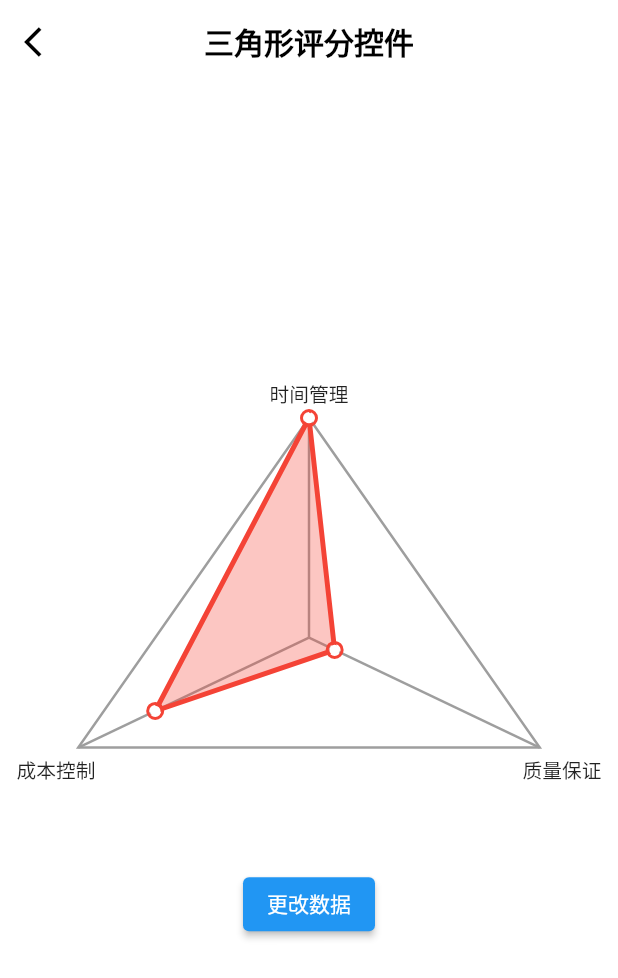
After one commit to yixiaolunhui/flutter_xy, a Flutter app: the RatingPage screen opened directly, after a tap on "更改数据", on a phone screen of 412 x 824 dp. The commit adds this screen. Shown: the top 978 px of the screen. Run offline on Flutter 3.47's test engine with Material 2 defaults, Android fonts, the phone set to English and light mode, and no system bars; our stand-ins replace built_collection, flutter_screenutil, logger.

Commit message:
*新增三角形指标评分效果

```diff
--- a/lib/application.dart
+++ b/lib/application.dart
@@ -1,4 +1,5 @@
 import 'package:flutter/cupertino.dart';
+import 'package:flutter_screenutil/flutter_screenutil.dart';
 import 'package:flutter_xy/utils/system_bar_utils.dart';
 import 'package:flutter_xy/xydemo/lifecycle/core/page_state.dart';
 
--- a/lib/config/xy_data_config.dart
+++ b/lib/config/xy_data_config.dart
@@ -7,6 +7,7 @@ import 'package:flutter_xy/xydemo/code/code_page.dart';
 import 'package:flutter_xy/xydemo/drawingboard/drawing_page.dart';
 import 'package:flutter_xy/xydemo/emoji/emoji_anim_page.dart';
 import 'package:flutter_xy/xydemo/loading/loading_page.dart';
+import 'package:flutter_xy/xydemo/rating/rating_page.dart';
 import 'package:flutter_xy/xydemo/ruler/ruler_page.dart';
 import 'package:flutter_xy/xydemo/ruler/semi_circle_ruler_page.dart';
 import 'package:flutter_xy/xydemo/scan/scan_line_page.dart';
@@ -203,6 +204,17 @@ class UIGroupDataConfig {
         ));
       },
     ));
+    children.add(UIGroupInfo(
+      groupName: "三角形评分控件",
+      desc: "三角形评分控件",
+      onClick: (BuildContext context) {
+        Navigator.push(context, MaterialPageRoute(
+          builder: (BuildContext context) {
+            return const RatingPage();
+          },
+        ));
+      },
+    ));
 
     return UIGroupInfo(
         groupName: "自定义Widget", children: children, isExpand: false);
--- a/lib/home.dart
+++ b/lib/home.dart
@@ -1,4 +1,5 @@
 import 'package:flutter/material.dart';
+import 'package:flutter_screenutil/flutter_screenutil.dart';
 import 'package:flutter_xy/config/xy_data_config.dart';
 import 'package:flutter_xy/config/xy_info.dart';
 
@@ -18,6 +19,7 @@ class HomePage extends StatefulWidget {
 class HomeState extends State<HomePage> {
   @override
   Widget build(BuildContext context) {
+    ScreenUtil.init(context, designSize: const Size(375, 812));
     App.get().context = context;
     return Scaffold(
       backgroundColor: const Color(0xffF5F6F9),
--- /dev/null
+++ b/lib/xydemo/rating/rating_anim_widget.dart
@@ -0,0 +1,202 @@
+import 'package:flutter/material.dart';
+
+/// 三角形等级评分的控件
+class TriangleRatingAnimView extends StatefulWidget {
+  final double width; // 控件宽度
+  final double height; // 控件高度
+  final int maxRating; // 最大评分
+  final int upRating; // 上顶点评分
+  final int leftRating; // 左顶点评分
+  final int rightRating; // 右顶点评分
+  final Color strokeColor; // 三角形边框颜色
+  final double strokeWidth; // 三角形边框宽度
+  final Color ratingStrokeColor; // 评分三角形边框颜色
+  final double ratingStrokeWidth; // 评分三角形边框宽度
+
+  const TriangleRatingAnimView({
+    Key? key,
+    required this.width,
+    required this.height,
+    this.maxRating = 5,
+    this.upRating = 0,
+    this.leftRating = 0,
+    this.rightRating = 0,
+    this.strokeColor = Colors.grey,
+    this.strokeWidth = 1,
+    this.ratingStrokeColor = Colors.red,
+    this.ratingStrokeWidth = 2,
+  }) : super(key: key);
+
+  @override
+  TriangleRatingAnimViewState createState() => TriangleRatingAnimViewState();
+}
+
+class TriangleRatingAnimViewState extends State<TriangleRatingAnimView>
+    with SingleTickerProviderStateMixin {
+  late AnimationController _controller;
+  late Animation<double> _animation;
+
+  @override
+  void initState() {
+    super.initState();
+    _controller = AnimationController(
+      vsync: this,
+      duration: const Duration(milliseconds: 300),
+    );
+    _animation = CurvedAnimation(
+      parent: _controller,
+      curve: Curves.easeInOut,
+    );
+    _startAnimations();
+  }
+
+  @override
+  void didUpdateWidget(TriangleRatingAnimView oldWidget) {
+    super.didUpdateWidget(oldWidget);
+    if (oldWidget.upRating != widget.upRating ||
+        oldWidget.leftRating != widget.leftRating ||
+        oldWidget.rightRating != widget.rightRating) {
+      _startAnimations();
+    }
+  }
+
+  void _startAnimations() {
+    _controller.reset();
+    _controller.forward();
+  }
+
+  @override
+  void dispose() {
+    _controller.dispose();
+    super.dispose();
+  }
+
+  @override
+  Widget build(BuildContext context) {
+    return AnimatedBuilder(
+      animation: _animation,
+      builder: (context, child) {
+        return CustomPaint(
+          size: Size(widget.width, widget.height),
+          painter: TrianglePainter(
+            upRating: (widget.upRating * _animation.value).toInt(),
+            rightRating: (widget.rightRating * _animation.value).toInt(),
+            leftRating: (widget.leftRating * _animation.value).toInt(),
+            strokeWidth: widget.strokeWidth,
+            ratingStrokeWidth: widget.ratingStrokeWidth,
+            strokeColor: widget.strokeColor,
+            ratingStrokeColor: widget.ratingStrokeColor,
+            maxRating: widget.maxRating,
+          ),
+        );
+      },
+    );
+  }
+}
+
+class TrianglePainter extends CustomPainter {
+  final int maxRating;
+  final int upRating;
+  final int leftRating;
+  final int rightRating;
+  final Color strokeColor;
+  final double strokeWidth;
+  final Color ratingStrokeColor;
+  final double ratingStrokeWidth;
+
+  TrianglePainter({
+    required this.maxRating,
+    required this.upRating,
+    required this.leftRating,
+    required this.rightRating,
+    required this.strokeWidth,
+    required this.ratingStrokeWidth,
+    required this.strokeColor,
+    required this.ratingStrokeColor,
+  });
+
+  @override
+  void paint(Canvas canvas, Size size) {
+    final paint = Paint()
+      ..color = strokeColor
+      ..style = PaintingStyle.stroke
+      ..strokeWidth = strokeWidth;
+
+    final outerPaint = Paint()
+      ..color = ratingStrokeColor
+      ..style = PaintingStyle.stroke
+      ..strokeWidth = ratingStrokeWidth;
+
+    final fillPaint = Paint()
+      ..color = ratingStrokeColor.withOpacity(0.3)
+      ..style = PaintingStyle.fill;
+
+    final circlePaint = Paint()
+      ..color = ratingStrokeColor
+      ..style = PaintingStyle.stroke
+      ..strokeWidth = 2.0;
+
+    final circleFillPaint = Paint()
+      ..color = Colors.white
+      ..style = PaintingStyle.fill;
+
+    // 计算三角形顶点坐标
+    final p1 = Offset(size.width / 2, 0); // 顶部顶点
+    final p2 = Offset(0, size.height); // 左下顶点
+    final p3 = Offset(size.width, size.height); // 右下顶点
+
+    // 绘制外部三角形
+    final path = Path()
+      ..moveTo(p1.dx, p1.dy)
+      ..lineTo(p2.dx, p2.dy)
+      ..lineTo(p3.dx, p3.dy)
+      ..close();
+    canvas.drawPath(path, paint);
+
+    // 计算重心
+    final centroid = Offset(
+      (p1.dx + p2.dx + p3.dx) / 3,
+      (p1.dy + p2.dy + p3.dy) / 3,
+    );
+
+    // 绘制顶点到重心的连线
+    canvas.drawLine(p1, centroid, paint);
+    canvas.drawLine(p2, centroid, paint);
+    canvas.drawLine(p3, centroid, paint);
+
+    // 根据评分计算动态顶点
+    final dynamicP1 = Offset(
+      centroid.dx + (p1.dx - centroid.dx) * (upRating / maxRating),
+      centroid.dy + (p1.dy - centroid.dy) * (upRating / maxRating),
+    );
+    final dynamicP2 = Offset(
+      centroid.dx + (p2.dx - centroid.dx) * (leftRating / maxRating),
+      centroid.dy + (p2.dy - centroid.dy) * (leftRating / maxRating),
+    );
+    final dynamicP3 = Offset(
+      centroid.dx + (p3.dx - centroid.dx) * (rightRating / maxRating),
+      centroid.dy + (p3.dy - centroid.dy) * (rightRating / maxRating),
+    );
+
+    // 绘制内部动态三角形
+    final ratingPath = Path()
+      ..moveTo(dynamicP1.dx, dynamicP1.dy)
+      ..lineTo(dynamicP2.dx, dynamicP2.dy)
+      ..lineTo(dynamicP3.dx, dynamicP3.dy)
+      ..close();
+    canvas.drawPath(ratingPath, outerPaint);
+    canvas.drawPath(ratingPath, fillPaint);
+
+    // 绘制动态点上的空心圆
+    const circleRadius = 5.0;
+    canvas.drawCircle(dynamicP1, circleRadius, circlePaint);
+    canvas.drawCircle(dynamicP1, circleRadius - 1.5, circleFillPaint); // 填充白色
+    canvas.drawCircle(dynamicP2, circleRadius, circlePaint);
+    canvas.drawCircle(dynamicP2, circleRadius - 1.5, circleFillPaint); // 填充白色
+    canvas.drawCircle(dynamicP3, circleRadius, circlePaint);
+    canvas.drawCircle(dynamicP3, circleRadius - 1.5, circleFillPaint); // 填充白色
+  }
+
+  @override
+  bool shouldRepaint(CustomPainter oldDelegate) => true;
+}
--- /dev/null
+++ b/lib/xydemo/rating/rating_page.dart
@@ -0,0 +1,97 @@
+import 'dart:math';
+
+import 'package:flutter/material.dart';
+import 'package:flutter_screenutil/flutter_screenutil.dart';
+import 'package:flutter_xy/xydemo/rating/rating_anim_widget.dart';
+
+import '../../widgets/xy_app_bar.dart';
+
+class RatingPage extends StatefulWidget {
+  const RatingPage({super.key});
+
+  @override
+  State<RatingPage> createState() => _RatingPageState();
+}
+
+class _RatingPageState extends State<RatingPage> {
+  var upRating = 2;
+  var leftRating = 3;
+  var rightRating = 5;
+  var maxRating = 5;
+
+  @override
+  Widget build(BuildContext context) {
+    return Scaffold(
+        backgroundColor: Colors.white,
+        appBar: XYAppBar(
+          title: "三角形评分控件",
+          onBack: () {
+            Navigator.pop(context);
+          },
+        ),
+        body: Container(
+          alignment: Alignment.center,
+          child: Column(
+            mainAxisSize: MainAxisSize.max,
+            crossAxisAlignment: CrossAxisAlignment.center,
+            mainAxisAlignment: MainAxisAlignment.center,
+            children: [
+              Text(
+                "时间管理",
+                style: TextStyle(
+                  fontSize: 12.sp,
+                ),
+              ),
+              SizedBox(height: 5.w),
+              TriangleRatingAnimView(
+                height: 200.w,
+                width: 280.w,
+                upRating: upRating,
+                leftRating: leftRating,
+                rightRating: rightRating,
+                maxRating: maxRating,
+                strokeWidth: 1.5.w,
+                ratingStrokeWidth: 3.w,
+              ),
+              SizedBox(height: 5.w),
+              Row(
+                children: [
+                  SizedBox(width: 10.w),
+                  Text(
+                    "成本控制",
+                    style: TextStyle(
+                      fontSize: 12.sp,
+                    ),
+                  ),
+                  const Expanded(child: SizedBox.shrink()),
+                  Text(
+                    "质量保证",
+                    style: TextStyle(
+                      fontSize: 12.sp,
+                    ),
+                  ),
+                  SizedBox(width: 10.w),
+                ],
+              ),
+              SizedBox(height: 50.w),
+              ElevatedButton(
+                onPressed: () {
+                  updateRatingData();
+                },
+                child: const Text("更改数据"),
+              )
+            ],
+          ),
+        ));
+  }
+
+  /// 更新星数指标数据
+  void updateRatingData() {
+    final random = Random();
+    maxRating = 5 + random.nextInt(6);
+    upRating = 1 + random.nextInt(maxRating);
+    leftRating = 1 + random.nextInt(maxRating);
+    rightRating = 1 + random.nextInt(maxRating);
+    setState(() {});
+  }
+}
--- /dev/null
+++ b/lib/xydemo/rating/rating_widget.dart
@@ -0,0 +1,149 @@
+import 'package:flutter/material.dart';
+
+///三角形等级评分的控件
+class TriangleRatingView extends StatelessWidget {
+  final double width; // 控件宽度
+  final double height; // 控件高度
+  final int maxRating; // 最大评分
+  final int upRating; // 上顶点评分
+  final int leftRating; // 左顶点评分
+  final int rightRating; // 右顶点评分
+  final Color strokeColor; // 三角形边框颜色
+  final double strokeWidth; // 三角形边框宽度
+  final Color ratingStrokeColor; // 评分三角形边框颜色
+  final double ratingStrokeWidth; // 评分三角形边框宽度
+
+  const TriangleRatingView({
+    Key? key,
+    required this.width,
+    required this.height,
+    this.maxRating = 5,
+    this.upRating = 0,
+    this.leftRating = 0,
+    this.rightRating = 0,
+    this.strokeColor = Colors.grey,
+    this.strokeWidth = 1.5,
+    this.ratingStrokeColor = Colors.red,
+    this.ratingStrokeWidth = 2.5,
+  }) : super(key: key);
+
+  @override
+  Widget build(BuildContext context) {
+    return CustomPaint(
+      size: Size(width, height),
+      painter: TrianglePainter(
+        upRating: upRating,
+        rightRating: rightRating,
+        leftRating: leftRating,
+        strokeWidth: strokeWidth,
+        ratingStrokeWidth: ratingStrokeWidth,
+        strokeColor: strokeColor,
+        ratingStrokeColor: ratingStrokeColor,
+        maxRating: maxRating,
+      ),
+    );
+  }
+}
+
+/// 用于绘制三角形等级评分的CustomPainter
+class TrianglePainter extends CustomPainter {
+  final int maxRating;
+  final int upRating;
+  final int leftRating;
+  final int rightRating;
+  final Color strokeColor;
+  final double strokeWidth;
+  final Color ratingStrokeColor;
+  final double ratingStrokeWidth;
+
+  TrianglePainter({
+    required this.maxRating,
+    required this.upRating,
+    required this.leftRating,
+    required this.rightRating,
+    required this.strokeWidth,
+    required this.ratingStrokeWidth,
+    required this.strokeColor,
+    required this.ratingStrokeColor,
+  });
+
+  @override
+  void paint(Canvas canvas, Size size) {
+    final paint = Paint()
+      ..color = strokeColor
+      ..style = PaintingStyle.stroke
+      ..strokeWidth = strokeWidth;
+
+    final outerPaint = Paint()
+      ..color = ratingStrokeColor
+      ..style = PaintingStyle.stroke
+      ..strokeWidth = ratingStrokeWidth;
+
+    final fillPaint = Paint()
+      ..color = ratingStrokeColor.withOpacity(0.3)
+      ..style = PaintingStyle.fill;
+
+    final circlePaint = Paint()
+      ..color = ratingStrokeColor
+      ..style = PaintingStyle.stroke
+      ..strokeWidth = 2.0;
+
+    final circleFillPaint = Paint()
+      ..color = Colors.white
+      ..style = PaintingStyle.fill;
+
+    // 计算三角形顶点坐标
+    final p1 = Offset(size.width / 2, 0); // 顶部顶点
+    final p2 = Offset(0, size.height); // 左下顶点
+    final p3 = Offset(size.width, size.height); // 右下顶点
+
+    // 绘制外部三角形
+    final path = Path()
+      ..moveTo(p1.dx, p1.dy)
+      ..lineTo(p2.dx, p2.dy)
+      ..lineTo(p3.dx, p3.dy)
+      ..close();
+    canvas.drawPath(path, paint);
+
+    // 计算重心
+    final centroid =
+        Offset((p1.dx + p2.dx + p3.dx) / 3, (p1.dy + p2.dy + p3.dy) / 3);
+
+    // 绘制顶点到重心的连线
+    canvas.drawLine(p1, centroid, paint);
+    canvas.drawLine(p2, centroid, paint);
+    canvas.drawLine(p3, centroid, paint);
+
+    // 根据评分计算动态顶点
+    final dynamicP1 = Offset(
+        centroid.dx + (p1.dx - centroid.dx) * (upRating / maxRating),
+        centroid.dy + (p1.dy - centroid.dy) * (upRating / maxRating));
+    final dynamicP2 = Offset(
+        centroid.dx + (p2.dx - centroid.dx) * (leftRating / maxRating),
+        centroid.dy + (p2.dy - centroid.dy) * (leftRating / maxRating));
+    final dynamicP3 = Offset(
+        centroid.dx + (p3.dx - centroid.dx) * (rightRating / maxRating),
+        centroid.dy + (p3.dy - centroid.dy) * (rightRating / maxRating));
+
+    // 绘制内部动态三角形
+    final ratingPath = Path()
+      ..moveTo(dynamicP1.dx, dynamicP1.dy)
+      ..lineTo(dynamicP2.dx, dynamicP2.dy)
+      ..lineTo(dynamicP3.dx, dynamicP3.dy)
+      ..close();
+    canvas.drawPath(ratingPath, outerPaint);
+    canvas.drawPath(ratingPath, fillPaint);
+
+    // 绘制动态点上的空心圆
+    const circleRadius = 5.0;
+    canvas.drawCircle(dynamicP1, circleRadius, circlePaint);
+    canvas.drawCircle(dynamicP1, circleRadius - 1.5, circleFillPaint); // 填充白色
+    canvas.drawCircle(dynamicP2, circleRadius, circlePaint);
+    canvas.drawCircle(dynamicP2, circleRadius - 1.5, circleFillPaint); // 填充白色
+    canvas.drawCircle(dynamicP3, circleRadius, circlePaint);
+    canvas.drawCircle(dynamicP3, circleRadius - 1.5, circleFillPaint); // 填充白色
+  }
+
+  @override
+  bool shouldRepaint(CustomPainter oldDelegate) => true;
+}
--- a/pubspec.yaml
+++ b/pubspec.yaml
@@ -37,6 +37,7 @@ dependencies:
   provider: ^6.0.3
   built_collection: ^5.1.1
   logger: ^2.0.1
+  flutter_screenutil: ^5.5.3+2
 
 dev_dependencies:
   flutter_test:
```
Also changed, not shown: pubspec.lock, 1 other file.
